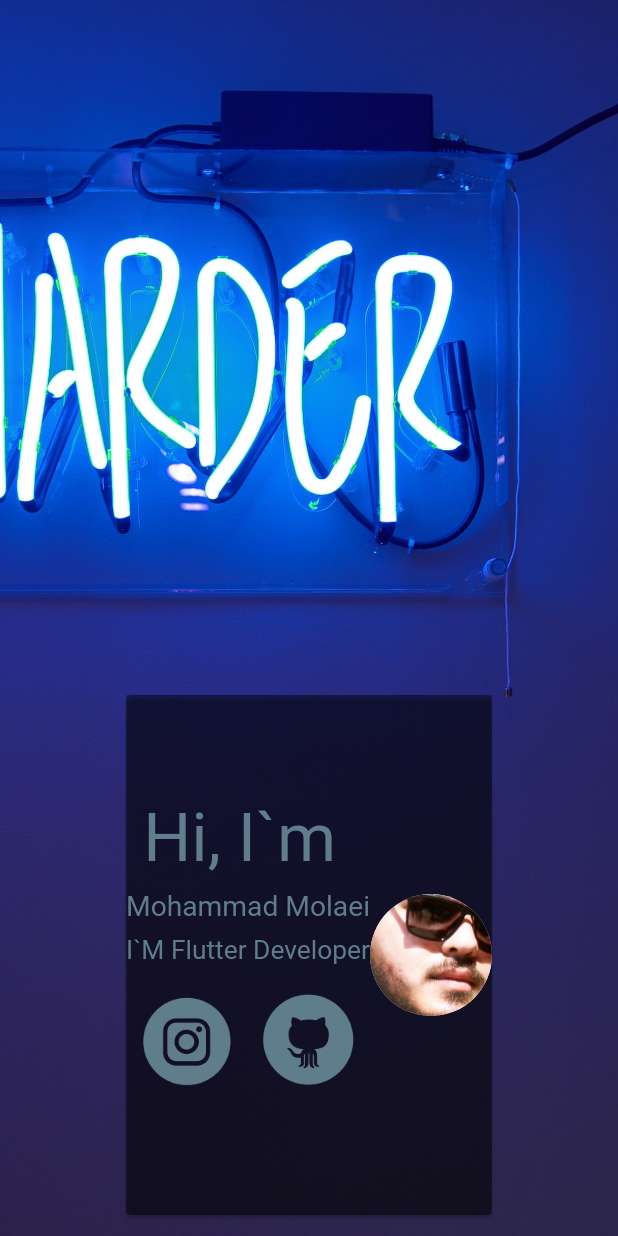
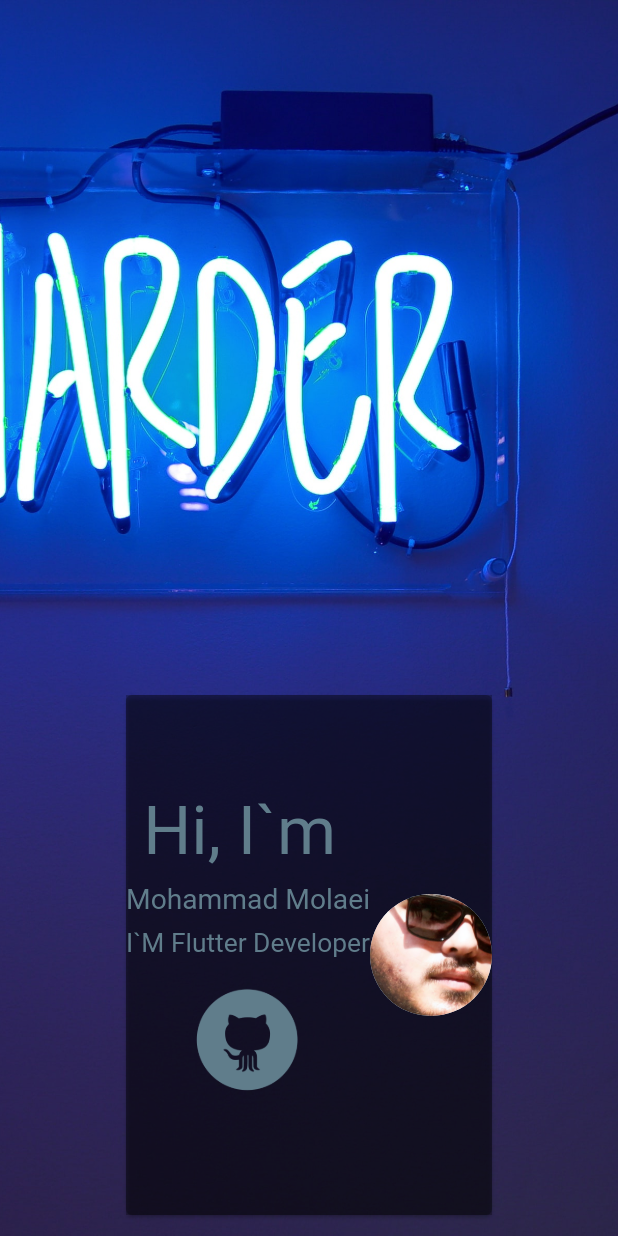
Before and after one commit to mmolaei7878/Flutter_Portfolio_Web, a Flutter app: the first screen one second after launch, on a phone screen of 412 x 824 dp. Run offline on Flutter 3.47's test engine with Material 2 defaults, Android fonts, the light colour scheme and no system bars; our stand-ins replace bloc, flutter_bloc; missing offline and left inert: dart:html.

Commit message:
second commit

```diff
--- a/lib/Screen/Footer.dart
+++ b/lib/Screen/Footer.dart
@@ -1,5 +1,4 @@
 import 'package:flutter/material.dart';
-
 import 'dart:html' as html;
 
 class Footer extends StatelessWidget {
@@ -51,17 +50,6 @@ class Footer extends StatelessWidget {
                       mainAxisAlignment: MainAxisAlignment.spaceEvenly,
                       children: [
                         IconButton(
-                          icon: Image.asset(
-                            'lib/asset/insta.png',
-                            color: Theme.of(context).accentColor,
-                          ),
-                          onPressed: () {
-                            html.window.location.href =
-                                "https://www.google.com";
-                          },
-                          iconSize: 75,
-                        ),
-                        IconButton(
                           iconSize: 75,
                           icon: Image.asset(
                             'lib/asset/github.png',
--- a/lib/main.dart
+++ b/lib/main.dart
@@ -2,7 +2,6 @@ import 'package:flutter/material.dart';
 import 'package:flutter_bloc/flutter_bloc.dart';
 import 'package:flutter_bloc_example/Screen/HomeScreen.dart';
 import 'package:flutter_bloc_example/bloc/navbarbloc_bloc.dart';
-import 'package:flutter_bloc_example/cubit/launchurl_cubit.dart';
 
 void main() {
   runApp(MyApp());
@@ -16,9 +15,6 @@ class MyApp extends StatelessWidget {
         BlocProvider<NavbarblocBloc>(
           create: (crx) => NavbarblocBloc(),
         ),
-        BlocProvider<LaunchurlCubit>(
-          create: (crx) => LaunchurlCubit(),
-        )
       ],
       child: MaterialApp(
         theme: ThemeData(
```
